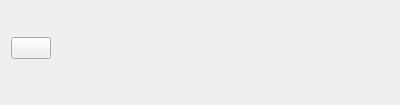
Before: the Qt Designer form core/externalModule.ui in KDE/systemsettings, drawn with Qt 5.
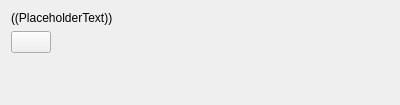
After: the same form once the commit is applied. Custom widgets are drawn as their Qt base class.

Commit message:
completely redo the external app ui
the label was weirdly cut off before, though admittedly I'm not sure
why, I do dislike grids though, so I'll happily blame the layout.

- there is no reason why the label should be squeezed. we put actual
text inside, eliding it makes no sense whatsoever. use qlabel instead
- instead of laying out in a grid, lay out as a column with the
pushbutton getting pushed to the left by a spacer in its row

the end result is the same layout but the text no longer gets cut off

Diff of the .ui file:
```diff
--- a/core/externalModule.ui
+++ b/core/externalModule.ui
@@ -13,41 +13,42 @@
   <property name="windowTitle">
    <string>Dialog</string>
   </property>
-  <layout class="QGridLayout" name="gridLayout">
-   <item row="0" column="0" colspan="2">
-    <widget class="KSqueezedTextLabel" name="LblText">
+  <layout class="QVBoxLayout" name="verticalLayout">
+   <item>
+    <widget class="QLabel" name="LblText">
+     <property name="text">
+      <string notr="true">((PlaceholderText))</string>
+     </property>
      <property name="alignment">
       <set>Qt::AlignLeading|Qt::AlignLeft|Qt::AlignVCenter</set>
      </property>
     </widget>
    </item>
-   <item row="0" column="2">
-    <spacer name="horizontalSpacer_4">
-     <property name="orientation">
-      <enum>Qt::Horizontal</enum>
-     </property>
-     <property name="sizeHint" stdset="0">
-      <size>
-       <width>120</width>
-       <height>20</height>
-      </size>
-     </property>
-    </spacer>
-   </item>
-   <item row="1" column="2">
+   <item>
+    <layout class="QHBoxLayout" name="horizontalLayout">
+     <item>
+      <widget class="QPushButton" name="PbRelaunch">
+       <property name="text">
+        <string/>
+       </property>
+      </widget>
+     </item>
+     <item>
     <spacer name="horizontalSpacer">
      <property name="orientation">
       <enum>Qt::Horizontal</enum>
      </property>
      <property name="sizeHint" stdset="0">
       <size>
-       <width>120</width>
+         <width>40</width>
        <height>20</height>
       </size>
      </property>
     </spacer>
    </item>
-   <item row="2" column="1">
+    </layout>
+   </item>
+   <item>
     <spacer name="verticalSpacer">
      <property name="orientation">
       <enum>Qt::Vertical</enum>
@@ -55,27 +56,13 @@
      <property name="sizeHint" stdset="0">
       <size>
        <width>20</width>
-       <height>35</height>
+       <height>24</height>
       </size>
      </property>
     </spacer>
    </item>
-   <item row="1" column="0">
-    <widget class="QPushButton" name="PbRelaunch">
-     <property name="text">
-      <string/>
-     </property>
-    </widget>
-   </item>
   </layout>
  </widget>
- <customwidgets>
-  <customwidget>
-   <class>KSqueezedTextLabel</class>
-   <extends>QLabel</extends>
-   <header>ksqueezedtextlabel.h</header>
-  </customwidget>
- </customwidgets>
  <resources/>
  <connections/>
 </ui>
```
Lines whose indentation alone changed are shown as unchanged.
